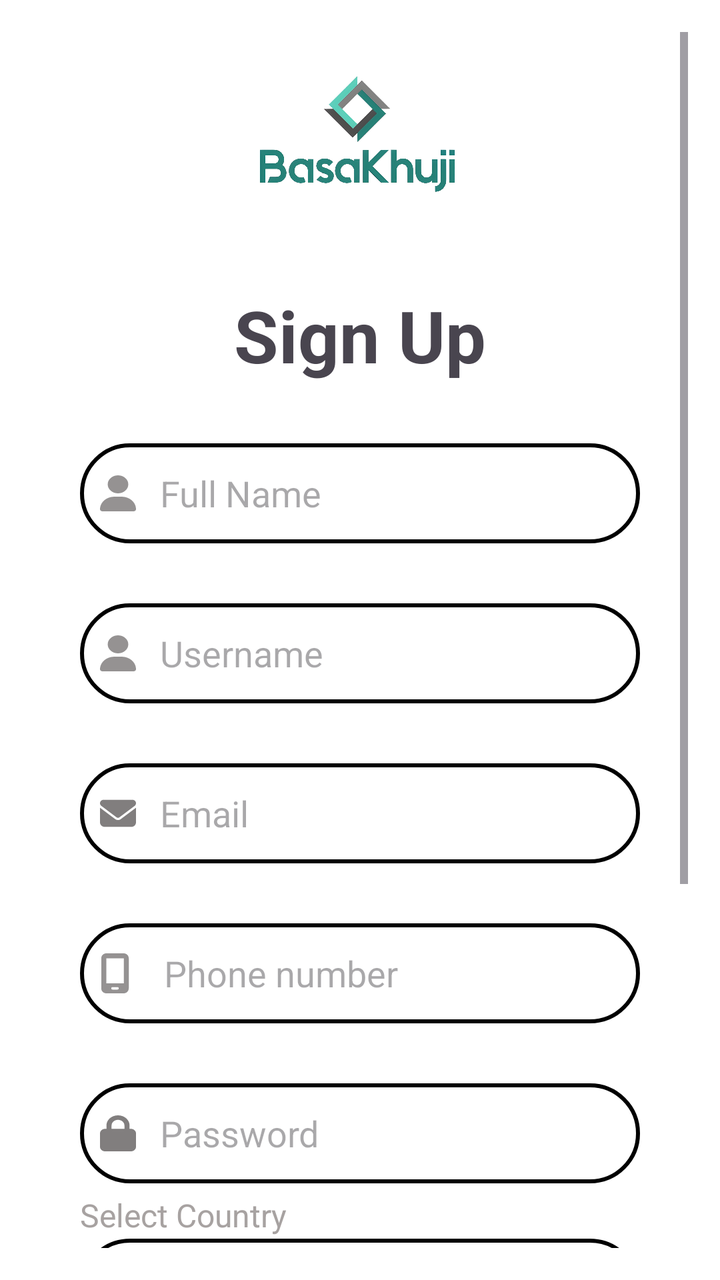
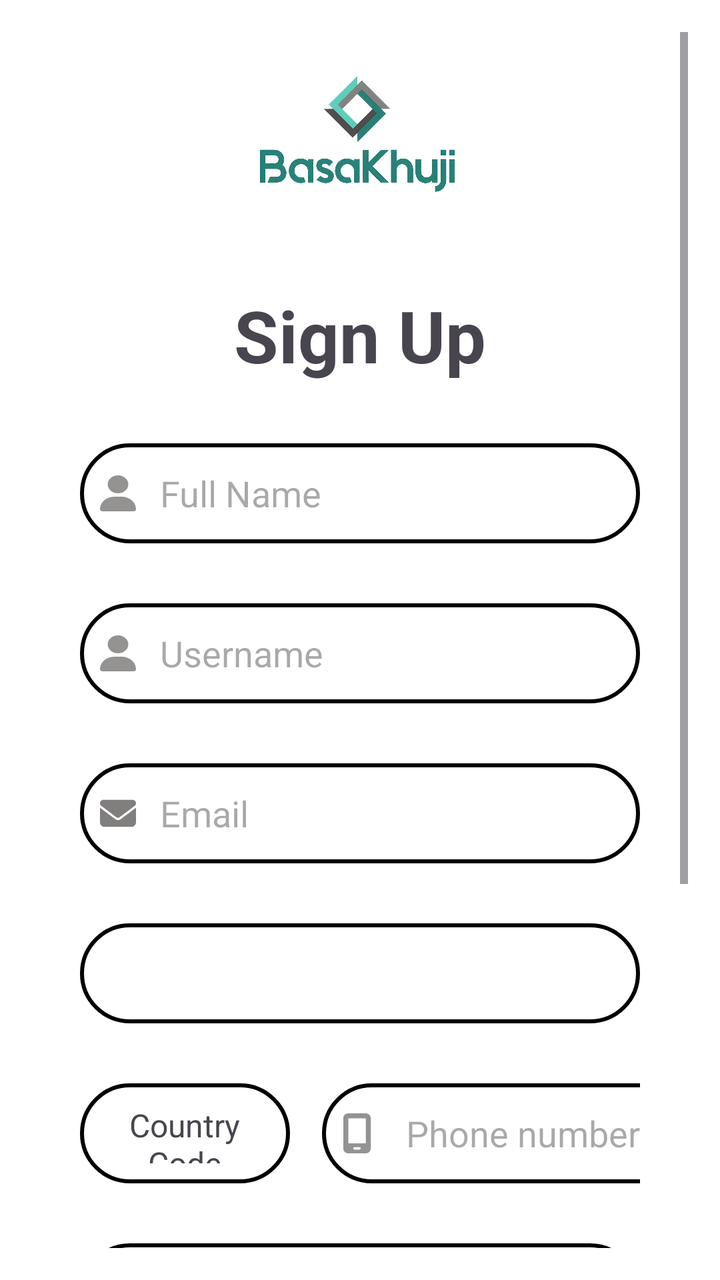

Screens rendered from an Android XML layout before and after an edit, with the pre-edit source and the edit as a unified diff.
<!-- AndroidManifest.xml: application theme Theme.BasaKhuji -->
<!-- res/layout/activity_signup.xml -->
<?xml version="1.0" encoding="utf-8"?>
<ScrollView xmlns:android="http://schemas.android.com/apk/res/android"
    xmlns:tools="http://schemas.android.com/tools"
    android:layout_width="match_parent"
    android:layout_height="match_parent"
    xmlns:app="http://schemas.android.com/apk/res-auto"
    android:background="@color/white"
    android:padding="16dp">

    <RelativeLayout
        android:layout_width="match_parent"
        android:layout_height="wrap_content">

    <ImageView
        android:id="@+id/logoImageView"
        android:layout_width="wrap_content"
        android:layout_height="100dp"
        android:layout_marginTop="5dp"
        android:src="@drawable/logo"
        tools:layout_editor_absoluteX="-9dp"
        tools:layout_editor_absoluteY="60dp" />

    <LinearLayout
        android:layout_width="395dp"
        android:layout_height="794dp"
        android:layout_below="@+id/logoImageView"
        android:layout_gravity="center_horizontal"
        android:layout_marginTop="-2dp"
        android:orientation="vertical"
        android:padding="24dp">

        <TextView
            android:layout_width="match_parent"
            android:layout_height="wrap_content"
            android:text="Sign Up"
            android:textAlignment="center"
            android:textSize="36dp"
            android:textStyle="bold" />

        <EditText
            android:id="@+id/nameEditText"
            android:layout_width="match_parent"
            android:layout_height="50dp"
            android:layout_marginTop="30dp"
            android:background="@drawable/border"
            android:drawableLeft="@drawable/user"
            android:drawablePadding="12dp"
            android:hint="Full Name"
            android:inputType="text"
            android:padding="10dp"
            android:textColor="@color/black" />

        <EditText
            android:id="@+id/unameEditText"
            android:layout_width="match_parent"
            android:layout_height="50dp"
            android:layout_marginTop="30dp"
            android:background="@drawable/border"
            android:drawableLeft="@drawable/user"
            android:drawablePadding="12dp"
            android:hint="Username"
            android:inputType="text"
            android:padding="10dp"
            android:textColor="@color/black" />

        <EditText
            android:id="@+id/signUpEmailEditText"
            android:layout_width="match_parent"
            android:layout_height="50dp"
            android:layout_marginTop="30dp"
            android:background="@drawable/border"
            android:drawableLeft="@drawable/email"
            android:drawablePadding="12dp"
            android:hint="Email"
            android:inputType="textEmailAddress"
            android:padding="10dp"
            android:textColor="@color/black" />

        <EditText
            android:id="@+id/phonenumberEditText"
            android:layout_width="match_parent"
            android:layout_height="50dp"
            android:layout_marginTop="30dp"
            android:background="@drawable/border"
            android:drawableLeft="@drawable/mobile"
            android:drawablePadding="12dp"
            android:hint="Phone number"
            android:inputType="phone"
            android:padding="10dp"
            android:textColor="@color/black" />

        <EditText
            android:id="@+id/signUpPasswordEditText"
            android:layout_width="match_parent"
            android:layout_height="50dp"
            android:layout_marginTop="30dp"
            android:background="@drawable/border"
            android:drawableLeft="@drawable/lock"
            android:drawablePadding="12dp"
            android:hint="Password"
            android:inputType="textPassword"
            android:padding="10dp"
            android:textColor="@color/black" />


        <LinearLayout
            android:layout_width="match_parent"
            android:layout_height="wrap_content"
            android:layout_marginTop="5dp"
            android:orientation="vertical">

            <TextView
                android:layout_width="match_parent"
                android:layout_height="wrap_content"
                android:text="Select Country"
                android:textSize="16sp"
                android:textColor="#A7A2A1"
                android:layout_gravity="start"
                />

            <Spinner
                android:id="@+id/countrySpinner"
                android:layout_width="match_parent"
                android:layout_height="50dp"
                android:layout_marginTop="1dp"
                android:background="@drawable/border"
                android:padding="10dp"
                android:textColor="#A7A2A1" />

        </LinearLayout>

        <Button
            android:id="@+id/signUpButton"
            android:layout_width="match_parent"
            android:layout_height="60dp"
            android:layout_marginTop="15dp"
            android:text="SIGN UP"
            android:textSize="18dp" />

        <TextView
            android:id="@+id/loginTextView"
            android:layout_width="match_parent"
            android:layout_height="wrap_content"
            android:layout_marginTop="20dp"
            android:text="Already have an account? Log In"
            android:textSize="18dp" />
    </LinearLayout>

</RelativeLayout>
</ScrollView>
<!-- resources referenced by this layout -->
<resources>
  <color name="black">#FF000000</color>
  <color name="white">#FFFFFFFF</color>
  <!-- drawable border (drawable) -->
  <?xml version="1.0" encoding="utf-8"?>
  <shape xmlns:android="http://schemas.android.com/apk/res/android"
      android:shape="rectangle">
  
      <stroke
          android:width="2dp"
          android:color="@color/black"/>
  
      <corners
          android:radius="30dp"/>
  
  </shape>
  <!-- drawable email (drawable) -->
  <vector xmlns:android="http://schemas.android.com/apk/res/android"
      android:width="18dp"
      android:height="18dp"
      android:viewportWidth="512"
      android:viewportHeight="512">
    <path
        android:fillColor="#817E7E"
        android:pathData="M48,64C21.5,64 0,85.5 0,112c0,15.1 7.1,29.3 19.2,38.4L236.8,313.6c11.4,8.5 27,8.5 38.4,0L492.8,150.4c12.1,-9.1 19.2,-23.3 19.2,-38.4c0,-26.5 -21.5,-48 -48,-48H48zM0,176V384c0,35.3 28.7,64 64,64H448c35.3,0 64,-28.7 64,-64V176L294.4,339.2c-22.8,17.1 -54,17.1 -76.8,0L0,176z"/>
  </vector>
  <!-- drawable lock (drawable) -->
  <vector xmlns:android="http://schemas.android.com/apk/res/android"
      android:width="18dp"
      android:height="18dp"
      android:viewportWidth="448"
      android:viewportHeight="512">
    <path
        android:fillColor="#FF817E7E"
        android:pathData="M144,144v48H304V144c0,-44.2 -35.8,-80 -80,-80s-80,35.8 -80,80zM80,192V144C80,64.5 144.5,0 224,0s144,64.5 144,144v48h16c35.3,0 64,28.7 64,64V448c0,35.3 -28.7,64 -64,64H64c-35.3,0 -64,-28.7 -64,-64V256c0,-35.3 28.7,-64 64,-64H80z"/>
  </vector>
  <!-- drawable logo: jpg bitmap (drawable, 198444 bytes) -->
  <!-- drawable mobile (drawable) -->
  <vector
      xmlns:android="http://schemas.android.com/apk/res/android"
      android:width="20dp"
      android:height="20dp"
      android:viewportWidth="512"
      android:viewportHeight="512">
      <path
          android:fillColor="#959292"
          android:pathData="M16,64C16,28.7 44.7,0 80,0H304c35.3,0 64,28.7 64,64V448c0,35.3 -28.7,64 -64,64H80c-35.3,0 -64,-28.7 -64,-64V64zM144,448c0,8.8 7.2,16 16,16h64c8.8,0 16,-7.2 16,-16s-7.2,-16 -16,-16H160c-8.8,0 -16,7.2 -16,16zM304,64H80V384H304V64z"/>
  </vector>
  <!-- drawable user (drawable) -->
  <vector xmlns:android="http://schemas.android.com/apk/res/android"
      android:width="18dp"
      android:height="18dp"
      android:viewportWidth="448"
      android:viewportHeight="512">
    <path
        android:fillColor="#959292"
        android:pathData="M224,256A128,128 0,1 0,224 0a128,128 0,1 0,0 256zM178.3,304C79.8,304 0,383.8 0,482.3C0,498.7 13.3,512 29.7,512L418.3,512c16.4,0 29.7,-13.3 29.7,-29.7C448,383.8 368.2,304 269.7,304L178.3,304z"/>
  </vector>
  <style name="Theme.BasaKhuji" parent="Base.Theme.BasaKhuji" />
  <style name="Base.Theme.BasaKhuji" parent="Theme.Material3.DayNight.NoActionBar">
          
          
      </style>
</resources>

<!-- the commit's change to res/layout/activity_signup.xml (unified diff, before → after) -->
@@ -3,7 +3,6 @@
     xmlns:tools="http://schemas.android.com/tools"
     android:layout_width="match_parent"
     android:layout_height="match_parent"
-    xmlns:app="http://schemas.android.com/apk/res-auto"
     android:background="@color/white"
     android:padding="16dp">
 
@@ -11,140 +10,143 @@
         android:layout_width="match_parent"
         android:layout_height="wrap_content">
 
-    <ImageView
-        android:id="@+id/logoImageView"
-        android:layout_width="wrap_content"
-        android:layout_height="100dp"
-        android:layout_marginTop="5dp"
-        android:src="@drawable/logo"
-        tools:layout_editor_absoluteX="-9dp"
-        tools:layout_editor_absoluteY="60dp" />
-
-    <LinearLayout
-        android:layout_width="395dp"
-        android:layout_height="794dp"
-        android:layout_below="@+id/logoImageView"
-        android:layout_gravity="center_horizontal"
-        android:layout_marginTop="-2dp"
-        android:orientation="vertical"
-        android:padding="24dp">
-
-        <TextView
-            android:layout_width="match_parent"
-            android:layout_height="wrap_content"
-            android:text="Sign Up"
-            android:textAlignment="center"
-            android:textSize="36dp"
-            android:textStyle="bold" />
-
-        <EditText
-            android:id="@+id/nameEditText"
-            android:layout_width="match_parent"
-            android:layout_height="50dp"
-            android:layout_marginTop="30dp"
-            android:background="@drawable/border"
-            android:drawableLeft="@drawable/user"
-            android:drawablePadding="12dp"
-            android:hint="Full Name"
-            android:inputType="text"
-            android:padding="10dp"
-            android:textColor="@color/black" />
-
-        <EditText
-            android:id="@+id/unameEditText"
-            android:layout_width="match_parent"
-            android:layout_height="50dp"
-            android:layout_marginTop="30dp"
-            android:background="@drawable/border"
-            android:drawableLeft="@drawable/user"
-            android:drawablePadding="12dp"
-            android:hint="Username"
-            android:inputType="text"
-            android:padding="10dp"
-            android:textColor="@color/black" />
-
-        <EditText
-            android:id="@+id/signUpEmailEditText"
-            android:layout_width="match_parent"
-            android:layout_height="50dp"
-            android:layout_marginTop="30dp"
-            android:background="@drawable/border"
-            android:drawableLeft="@drawable/email"
-            android:drawablePadding="12dp"
-            android:hint="Email"
-            android:inputType="textEmailAddress"
-            android:padding="10dp"
-            android:textColor="@color/black" />
-
-        <EditText
-            android:id="@+id/phonenumberEditText"
-            android:layout_width="match_parent"
-            android:layout_height="50dp"
-            android:layout_marginTop="30dp"
-            android:background="@drawable/border"
-            android:drawableLeft="@drawable/mobile"
-            android:drawablePadding="12dp"
-            android:hint="Phone number"
-            android:inputType="phone"
-            android:padding="10dp"
-            android:textColor="@color/black" />
-
-        <EditText
-            android:id="@+id/signUpPasswordEditText"
-            android:layout_width="match_parent"
-            android:layout_height="50dp"
-            android:layout_marginTop="30dp"
-            android:background="@drawable/border"
-            android:drawableLeft="@drawable/lock"
-            android:drawablePadding="12dp"
-            android:hint="Password"
-            android:inputType="textPassword"
-            android:padding="10dp"
-            android:textColor="@color/black" />
-
+        <ImageView
+            android:id="@+id/logoImageView"
+            android:layout_width="wrap_content"
+            android:layout_height="100dp"
+            android:layout_marginTop="5dp"
+            android:src="@drawable/logo"
+            tools:layout_editor_absoluteX="-9dp"
+            tools:layout_editor_absoluteY="60dp" />
 
         <LinearLayout
-            android:layout_width="match_parent"
-            android:layout_height="wrap_content"
-            android:layout_marginTop="5dp"
-            android:orientation="vertical">
+            android:layout_width="395dp"
+            android:layout_height="794dp"
+            android:layout_below="@+id/logoImageView"
+            android:layout_gravity="center_horizontal"
+            android:layout_marginTop="-2dp"
+            android:orientation="vertical"
+            android:padding="24dp">
 
             <TextView
                 android:layout_width="match_parent"
                 android:layout_height="wrap_content"
-                android:text="Select Country"
-                android:textSize="16sp"
-                android:textColor="#A7A2A1"
-                android:layout_gravity="start"
-                />
+                android:text="Sign Up"
+                android:textAlignment="center"
+                android:textSize="36dp"
+                android:textStyle="bold" />
+
+            <EditText
+                android:id="@+id/nameEditText"
+                android:layout_width="match_parent"
+                android:layout_height="50dp"
+                android:layout_marginTop="30dp"
+                android:background="@drawable/border"
+                android:drawableLeft="@drawable/user"
+                android:drawablePadding="12dp"
+                android:hint="Full Name"
+                android:inputType="text"
+                android:padding="10dp"
+                android:textColor="@color/black" />
+
+            <EditText
+                android:id="@+id/unameEditText"
+                android:layout_width="match_parent"
+                android:layout_height="50dp"
+                android:layout_marginTop="30dp"
+                android:background="@drawable/border"
+                android:drawableLeft="@drawable/user"
+                android:drawablePadding="12dp"
+                android:hint="Username"
+                android:inputType="text"
+                android:padding="10dp"
+                android:textColor="@color/black" />
+
+            <EditText
+                android:id="@+id/signUpEmailEditText"
+                android:layout_width="match_parent"
+                android:layout_height="50dp"
+                android:layout_marginTop="30dp"
+                android:background="@drawable/border"
+                android:drawableLeft="@drawable/email"
+                android:drawablePadding="12dp"
+                android:hint="Email"
+                android:inputType="textEmailAddress"
+                android:padding="10dp"
+                android:textColor="@color/black" />
 
             <Spinner
                 android:id="@+id/countrySpinner"
                 android:layout_width="match_parent"
                 android:layout_height="50dp"
-                android:layout_marginTop="1dp"
+                android:layout_marginTop="30dp"
                 android:background="@drawable/border"
                 android:padding="10dp"
                 android:textColor="#A7A2A1" />
 
+            <LinearLayout
+                android:layout_width="wrap_content"
+                android:layout_height="wrap_content"
+                android:orientation="horizontal"
+                >
+
+                <TextView
+                    android:id="@+id/countryCodeTextView"
+                    android:layout_width="105dp"
+                    android:layout_height="match_parent"
+                    android:text="Country Code"
+                    android:gravity="center"
+                    android:textSize="16sp"
+                    android:background="@drawable/border"
+                    android:layout_marginTop="30dp"
+                    android:padding="10dp"
+                    android:drawablePadding="12dp"
+                    />
+
+                <EditText
+                    android:id="@+id/phonenumberEditText"
+                    android:layout_width="190dp"
+                    android:layout_height="50dp"
+                    android:layout_marginLeft="16dp"
+                    android:layout_marginTop="30dp"
+                    android:background="@drawable/border"
+                    android:drawableLeft="@drawable/mobile"
+                    android:drawablePadding="12dp"
+                    android:hint="Phone number"
+                    android:inputType="phone"
+                    android:padding="10dp"
+                    android:textColor="@color/black" />
+            </LinearLayout>
+
+            <EditText
+                android:id="@+id/signUpPasswordEditText"
+                android:layout_width="match_parent"
+                android:layout_height="50dp"
+                android:layout_marginTop="30dp"
+                android:background="@drawable/border"
+                android:drawableLeft="@drawable/lock"
+                android:drawablePadding="12dp"
+                android:hint="Password"
+                android:inputType="textPassword"
+                android:padding="10dp"
+                android:textColor="@color/black" />
+
+            <Button
+                android:id="@+id/signUpButton"
+                android:layout_width="match_parent"
+                android:layout_height="60dp"
+                android:layout_marginTop="15dp"
+                android:text="SIGN UP"
+                android:textSize="18dp" />
+
+            <TextView
+                android:id="@+id/loginTextView"
+                android:layout_width="match_parent"
+                android:layout_height="wrap_content"
+                android:layout_marginTop="20dp"
+                android:text="Already have an account? Log In"
+                android:textSize="18dp" />
         </LinearLayout>
 
-        <Button
-            android:id="@+id/signUpButton"
-            android:layout_width="match_parent"
-            android:layout_height="60dp"
-            android:layout_marginTop="15dp"
-            android:text="SIGN UP"
-            android:textSize="18dp" />
-
-        <TextView
-            android:id="@+id/loginTextView"
-            android:layout_width="match_parent"
-            android:layout_height="wrap_content"
-            android:layout_marginTop="20dp"
-            android:text="Already have an account? Log In"
-            android:textSize="18dp" />
-    </LinearLayout>
-
-</RelativeLayout>
+    </RelativeLayout>
 </ScrollView>
<!-- resource entries referenced after the edit -->
@@ -58,7 +58,7 @@
         android:pathData="M224,256A128,128 0,1 0,224 0a128,128 0,1 0,0 256zM178.3,304C79.8,304 0,383.8 0,482.3C0,498.7 13.3,512 29.7,512L418.3,512c16.4,0 29.7,-13.3 29.7,-29.7C448,383.8 368.2,304 269.7,304L178.3,304z"/>
   </vector>
   <style name="Theme.BasaKhuji" parent="Base.Theme.BasaKhuji" />
-  <style name="Base.Theme.BasaKhuji" parent="Theme.Material3.DayNight.NoActionBar">
+  <style name="Base.Theme.BasaKhuji" parent="Theme.Material3.Light.NoActionBar">
           
           
       </style>
